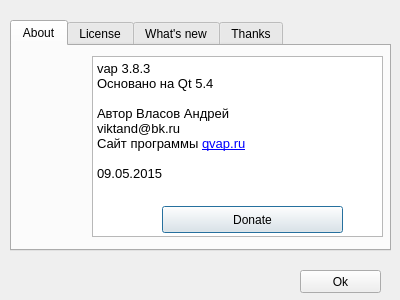
Qt form about.ui (viktand/vap4) before a commit.
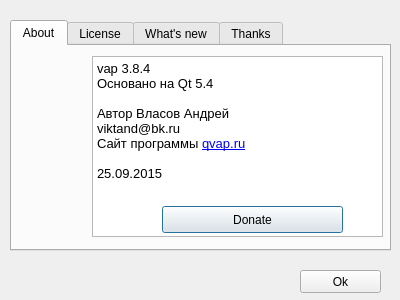
The same form after that commit. The open tabs and pages were chosen to show the change. Icons and pictures are not drawn.

```diff
--- a/about.ui
+++ b/about.ui
@@ -87,14 +87,14 @@
 &lt;html&gt;&lt;head&gt;&lt;meta name=&quot;qrichtext&quot; content=&quot;1&quot; /&gt;&lt;style type=&quot;text/css&quot;&gt;
 p, li { white-space: pre-wrap; }
 &lt;/style&gt;&lt;/head&gt;&lt;body style=&quot; font-family:'Ubuntu'; font-size:10pt; font-weight:400; font-style:normal;&quot;&gt;
-&lt;p style=&quot; margin-top:0px; margin-bottom:0px; margin-left:0px; margin-right:0px; -qt-block-indent:0; text-indent:0px;&quot;&gt;vap 3.8.3&lt;/p&gt;
+&lt;p style=&quot; margin-top:0px; margin-bottom:0px; margin-left:0px; margin-right:0px; -qt-block-indent:0; text-indent:0px;&quot;&gt;vap 3.8.4&lt;/p&gt;
 &lt;p style=&quot; margin-top:0px; margin-bottom:0px; margin-left:0px; margin-right:0px; -qt-block-indent:0; text-indent:0px;&quot;&gt;Основано на Qt 5.4&lt;/p&gt;
 &lt;p style=&quot;-qt-paragraph-type:empty; margin-top:0px; margin-bottom:0px; margin-left:0px; margin-right:0px; -qt-block-indent:0; text-indent:0px;&quot;&gt;&lt;br /&gt;&lt;/p&gt;
 &lt;p style=&quot; margin-top:0px; margin-bottom:0px; margin-left:0px; margin-right:0px; -qt-block-indent:0; text-indent:0px;&quot;&gt;Автор Власов Андрей&lt;/p&gt;
 &lt;p style=&quot; margin-top:0px; margin-bottom:0px; margin-left:0px; margin-right:0px; -qt-block-indent:0; text-indent:0px;&quot;&gt;viktand@bk.ru&lt;/p&gt;
 &lt;p style=&quot; margin-top:0px; margin-bottom:0px; margin-left:0px; margin-right:0px; -qt-block-indent:0; text-indent:0px;&quot;&gt;Сайт программы &lt;a href=&quot;http://www.qvap.ru&quot;&gt;&lt;span style=&quot; text-decoration: underline; color:#0000ff;&quot;&gt;qvap.ru&lt;/span&gt;&lt;/a&gt;&lt;/p&gt;
 &lt;p style=&quot;-qt-paragraph-type:empty; margin-top:0px; margin-bottom:0px; margin-left:0px; margin-right:0px; -qt-block-indent:0; text-indent:0px; text-decoration: underline; color:#0000ff;&quot;&gt;&lt;br /&gt;&lt;/p&gt;
-&lt;p style=&quot; margin-top:0px; margin-bottom:0px; margin-left:0px; margin-right:0px; -qt-block-indent:0; text-indent:0px;&quot;&gt;09.05.2015&lt;/p&gt;&lt;/body&gt;&lt;/html&gt;</string>
+&lt;p style=&quot; margin-top:0px; margin-bottom:0px; margin-left:0px; margin-right:0px; -qt-block-indent:0; text-indent:0px;&quot;&gt;25.09.2015&lt;/p&gt;&lt;/body&gt;&lt;/html&gt;</string>
      </property>
      <property name="textInteractionFlags">
       <set>Qt::TextBrowserInteraction</set>
```
Left out of the diff: 4 changed lines with no effect on the pictures.
